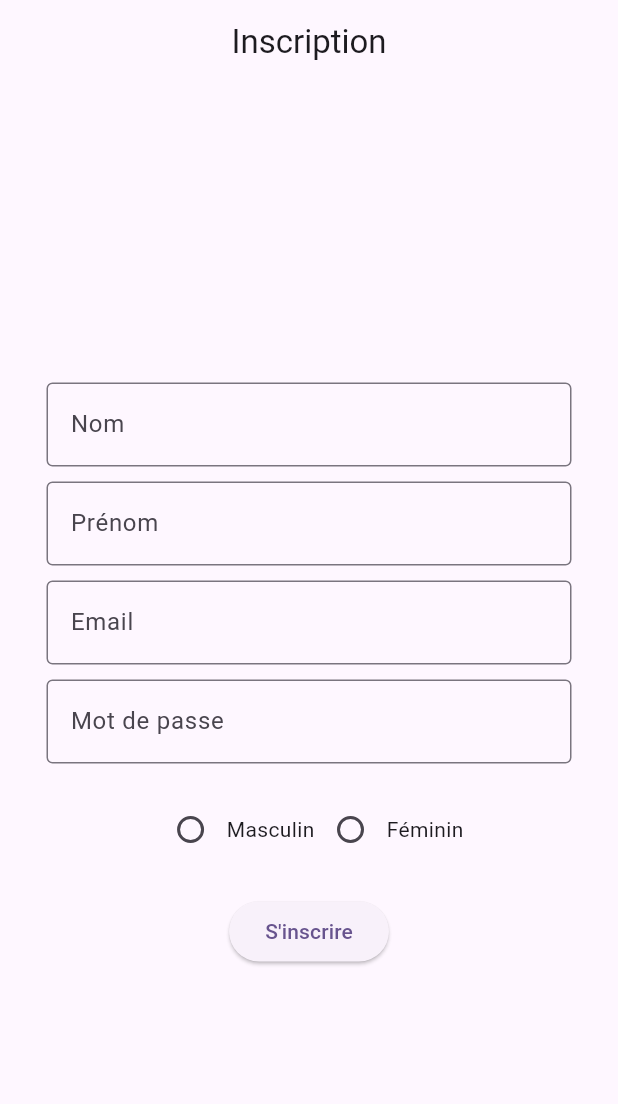
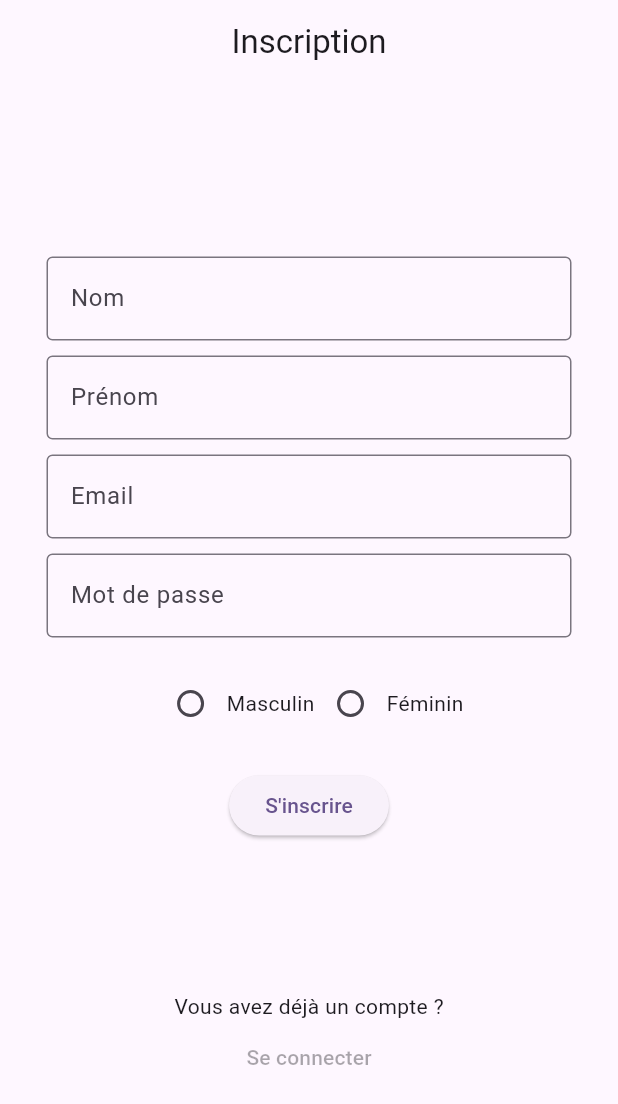
Before and after one commit to adiallo12/lpmiManageApp, a Flutter app: the screen it shows after launch, on a phone screen of 412 x 824 dp. Shown: the top 1104 px of the screen. Run offline on Flutter 3.47's test engine with Material 3 defaults, Android fonts, the phone set to English and light mode, and no system bars.

Commit message:
deja un compe fonction

```diff
--- a/lib/register_screen.dart
+++ b/lib/register_screen.dart
@@ -104,6 +104,16 @@ class _RegisterScreenState extends State<RegisterScreen> {
               },
               child: const Text('S\'inscrire'),
             ),
+            const SizedBox(height: 100),
+            const Column(
+                mainAxisAlignment: MainAxisAlignment.end,
+                children: [
+                  Text("Vous avez déjà un compte ?"),
+                  TextButton(
+                    onPressed: null,
+                    child: Text("Se connecter"),
+                  )
+                ])
           ],
         ),
       ),
```
Also changed, not shown: 1 other file.
